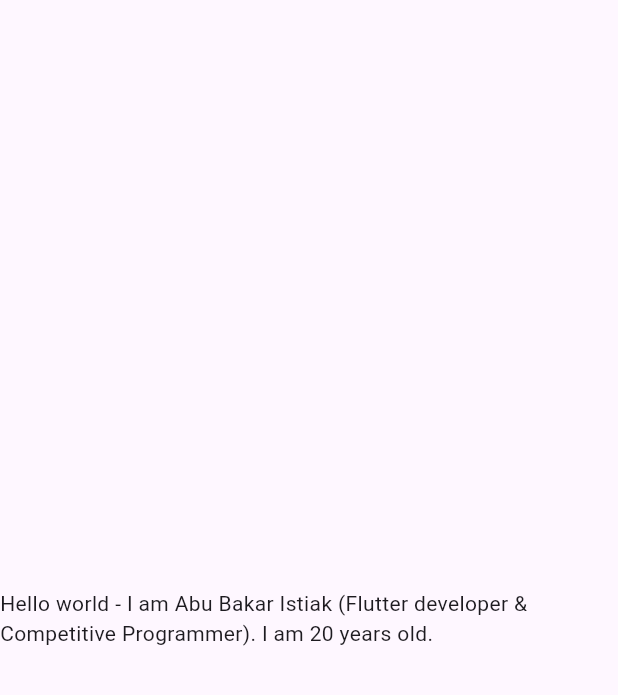
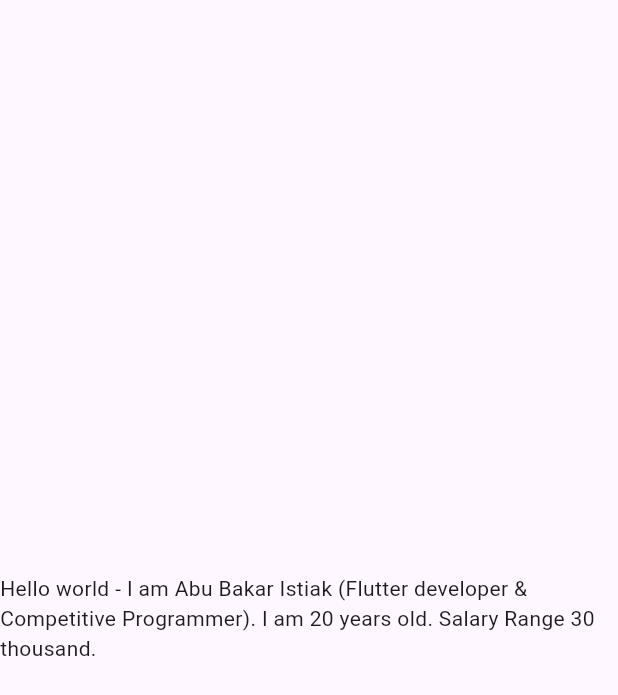
Before and after one commit to abubakaristiak/Flutter-development, a Flutter app: the screen it shows after launch, on a phone screen of 412 x 824 dp. Shown: the top 695 px of the screen. Run offline on Flutter 3.47's test engine with Material 3 defaults, Android fonts, the phone set to English and light mode, and no system bars.

Commit message:
added function

```diff
--- a/first_app/lib/main.dart
+++ b/first_app/lib/main.dart
@@ -4,15 +4,20 @@ void main() {
   int age = 20;
   String name =  "Abu Bakar Istiak";
   String position = "Flutter developer & Competitive Programmer";
+  int salary = add(20,10);
   runApp(
     MaterialApp(
       home: Scaffold(
         body: Center(
           child: Text(
-            "Hello world - I am $name ($position). I am $age years old.",
+            "Hello world - I am $name ($position). I am $age years old. Salary Range $salary thousand.",
           ),
         ),
       ),
     ),
   );
 }
+
+int add(int salary, int bonus){
+  return salary+bonus;
+}
```
